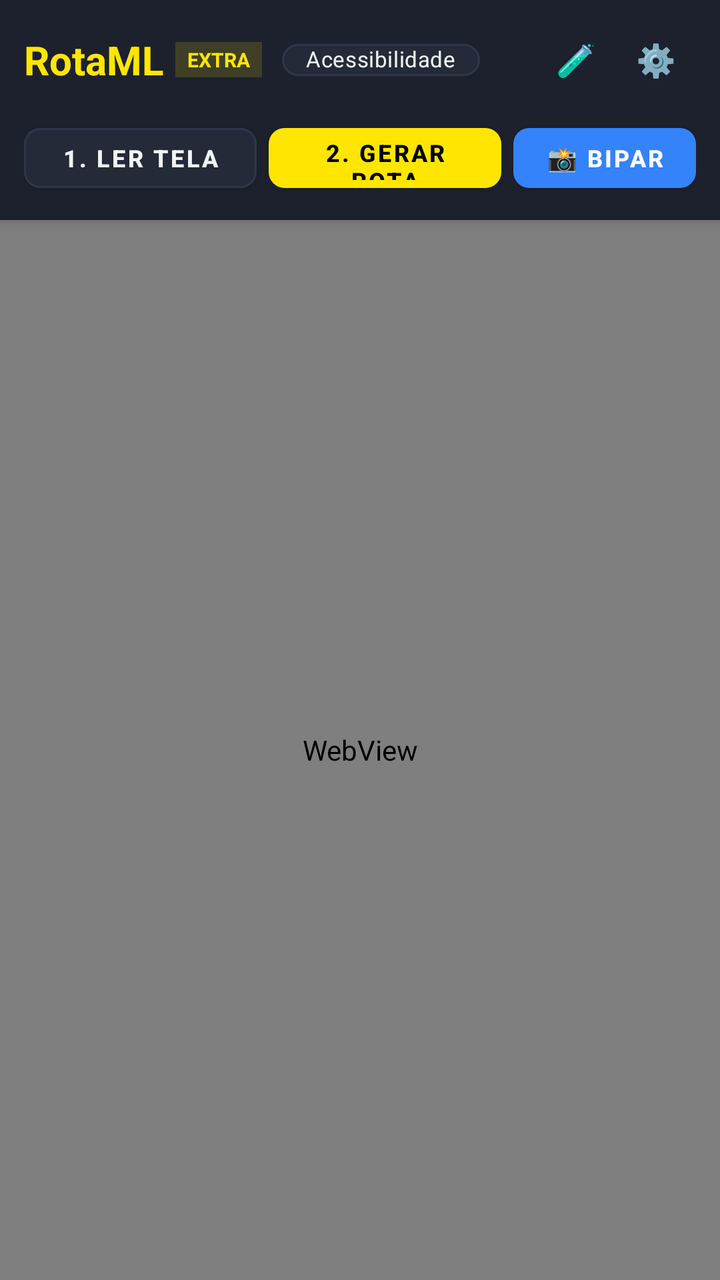
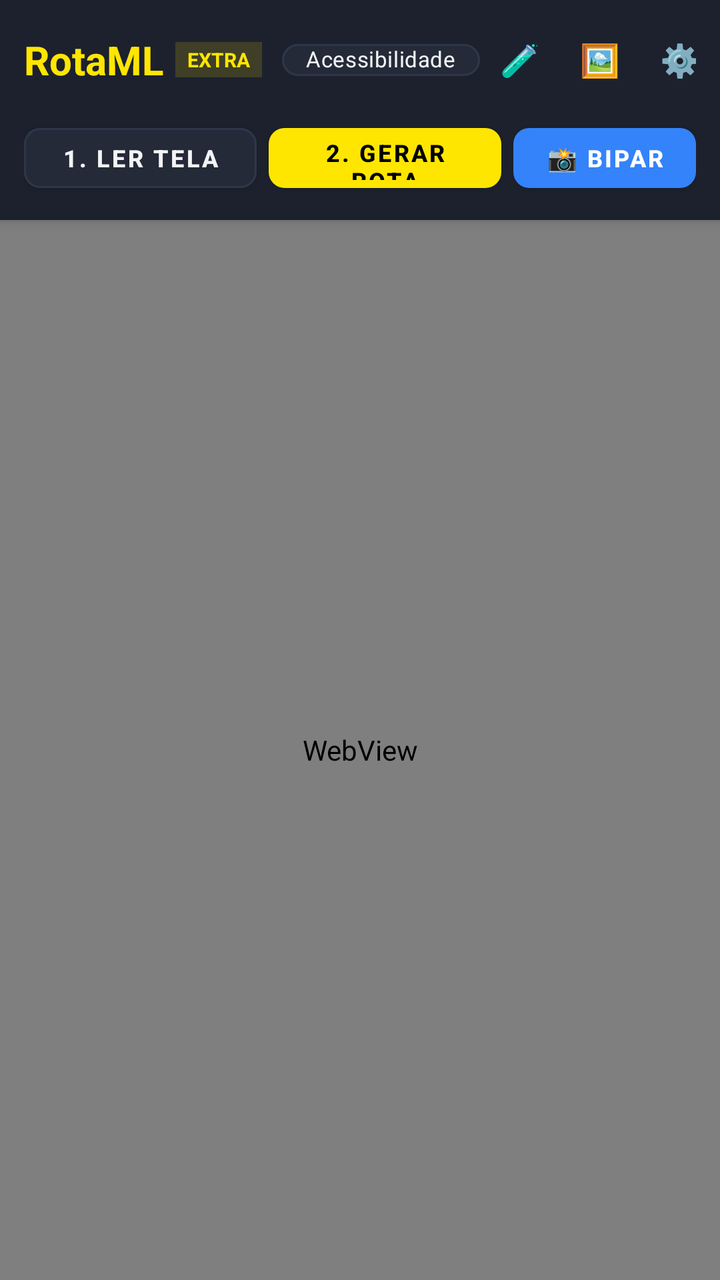

Two renders of the same Android screen: before a commit and after it. Below are the layout's source before the change and the commit's diff.
<!-- AndroidManifest.xml: application theme Theme.RotaML -->
<!-- res/layout/activity_main.xml -->
<?xml version="1.0" encoding="utf-8"?>
<LinearLayout xmlns:android="http://schemas.android.com/apk/res/android"
    xmlns:app="http://schemas.android.com/apk/res-auto"
    xmlns:tools="http://schemas.android.com/tools"
    android:layout_width="match_parent"
    android:layout_height="match_parent"
    android:orientation="vertical"
    android:background="@color/bg_dark">

    
    <com.google.android.material.card.MaterialCardView
        android:layout_width="match_parent"
        android:layout_height="wrap_content"
        app:cardBackgroundColor="@color/surface_dark"
        app:cardElevation="4dp"
        app:cardCornerRadius="0dp"
        app:strokeWidth="0dp">

        <LinearLayout
            android:layout_width="match_parent"
            android:layout_height="wrap_content"
            android:orientation="vertical"
            android:paddingStart="12dp"
            android:paddingEnd="12dp"
            android:paddingTop="10dp"
            android:paddingBottom="10dp">

            
            <LinearLayout
                android:layout_width="match_parent"
                android:layout_height="wrap_content"
                android:orientation="horizontal"
                android:gravity="center_vertical">

                <TextView
                    android:layout_width="wrap_content"
                    android:layout_height="wrap_content"
                    android:text="RotaML"
                    android:textColor="@color/primary"
                    android:textStyle="bold"
                    android:textSize="20sp" />

                <TextView
                    android:layout_width="wrap_content"
                    android:layout_height="wrap_content"
                    android:layout_marginStart="6dp"
                    android:background="#26FFE600"
                    android:paddingStart="6dp"
                    android:paddingEnd="6dp"
                    android:paddingTop="2dp"
                    android:paddingBottom="2dp"
                    android:text="EXTRA"
                    android:textColor="@color/primary"
                    android:textSize="10sp"
                    android:textStyle="bold" />

                
                <com.google.android.material.chip.Chip
                    android:id="@+id/chipAcessibilidade"
                    android:layout_width="wrap_content"
                    android:layout_height="32dp"
                    android:layout_marginStart="10dp"
                    android:text="Acessibilidade"
                    android:textColor="@color/text_main"
                    android:textSize="11sp"
                    app:chipBackgroundColor="@color/surface_card"
                    app:chipStrokeColor="@color/border_dark"
                    app:chipStrokeWidth="1dp" />

                <View
                    android:layout_width="0dp"
                    android:layout_height="1dp"
                    android:layout_weight="1" />

                
                <com.google.android.material.button.MaterialButton
                    android:id="@+id/btnQuickTest"
                    style="@style/Widget.MaterialComponents.Button.TextButton"
                    android:layout_width="40dp"
                    android:layout_height="40dp"
                    android:padding="0dp"
                    android:text="🧪"
                    android:textSize="16sp"
                    android:textColor="@color/text_main" />

                
                <com.google.android.material.button.MaterialButton
                    android:id="@+id/btnConfig"
                    style="@style/Widget.MaterialComponents.Button.TextButton"
                    android:layout_width="40dp"
                    android:layout_height="40dp"
                    android:padding="0dp"
                    android:text="⚙️"
                    android:textSize="16sp"
                    android:textColor="@color/text_main" />
            </LinearLayout>

            
            <LinearLayout
                android:layout_width="match_parent"
                android:layout_height="wrap_content"
                android:orientation="horizontal"
                android:layout_marginTop="8dp"
                android:gravity="center_vertical">

                
                <com.google.android.material.button.MaterialButton
                    android:id="@+id/btnLer"
                    android:layout_width="0dp"
                    android:layout_height="42dp"
                    android:layout_weight="1"
                    android:layout_marginEnd="6dp"
                    android:text="1. Ler Tela"
                    android:textSize="12sp"
                    android:textStyle="bold"
                    android:textColor="@color/text_main"
                    app:backgroundTint="@color/surface_card"
                    app:strokeColor="@color/border_dark"
                    app:strokeWidth="1dp"
                    app:cornerRadius="8dp" />

                
                <com.google.android.material.button.MaterialButton
                    android:id="@+id/btnRota"
                    android:layout_width="0dp"
                    android:layout_height="42dp"
                    android:layout_weight="1"
                    android:layout_marginEnd="6dp"
                    android:text="2. Gerar Rota"
                    android:textSize="12sp"
                    android:textStyle="bold"
                    android:textColor="@color/black"
                    app:backgroundTint="@color/primary"
                    app:cornerRadius="8dp" />

                
                <com.google.android.material.button.MaterialButton
                    android:id="@+id/btnBiparTop"
                    android:layout_width="wrap_content"
                    android:layout_height="42dp"
                    android:text="📸 Bipar"
                    android:textSize="12sp"
                    android:textStyle="bold"
                    android:textColor="@color/white"
                    app:backgroundTint="@color/secondary"
                    app:cornerRadius="8dp" />
            </LinearLayout>

        </LinearLayout>
    </com.google.android.material.card.MaterialCardView>

    
    <com.google.android.material.progressindicator.LinearProgressIndicator
        android:id="@+id/progressBar"
        android:layout_width="match_parent"
        android:layout_height="4dp"
        android:indeterminate="true"
        android:visibility="gone"
        app:indicatorColor="@color/primary"
        app:trackColor="@color/bg_dark" />

    
    <WebView
        android:id="@+id/webView"
        android:layout_width="match_parent"
        android:layout_height="0dp"
        android:layout_weight="1"
        android:background="@color/bg_dark" />

</LinearLayout>
<!-- resources referenced by this layout -->
<resources>
  <color name="bg_dark">#12151B</color>
  <color name="black">#FF000000</color>
  <color name="border_dark">#2E374A</color>
  <color name="primary">#FFE600</color>
  <color name="secondary">#3483FA</color>
  <color name="surface_card">#242A38</color>
  <color name="surface_dark">#1C212D</color>
  <color name="text_main">#F3F4F6</color>
  <color name="white">#FFFFFFFF</color>
  <style name="Theme.RotaML" parent="Theme.MaterialComponents.DayNight.NoActionBar">
          <item name="colorPrimary">@color/primary</item>
          <item name="colorPrimaryVariant">#E5CE00</item>
          <item name="colorOnPrimary">@color/black</item>
          <item name="colorSecondary">@color/secondary</item>
          <item name="colorSecondaryVariant">#1C54B2</item>
          <item name="colorOnSecondary">@color/white</item>
          <item name="android:statusBarColor">#12151B</item>
          <item name="android:navigationBarColor">#12151B</item>
      </style>
</resources>

<!-- the commit's change to res/layout/activity_main.xml (unified diff, before → after) -->
@@ -80,6 +80,17 @@
                     android:layout_height="40dp"
                     android:padding="0dp"
                     android:text="🧪"
+                    android:textSize="16sp"
+                    android:textColor="@color/text_main" />
+
+                
+                <com.google.android.material.button.MaterialButton
+                    android:id="@+id/btnLerFoto"
+                    style="@style/Widget.MaterialComponents.Button.TextButton"
+                    android:layout_width="40dp"
+                    android:layout_height="40dp"
+                    android:padding="0dp"
+                    android:text="🖼️"
                     android:textSize="16sp"
                     android:textColor="@color/text_main" />
 
